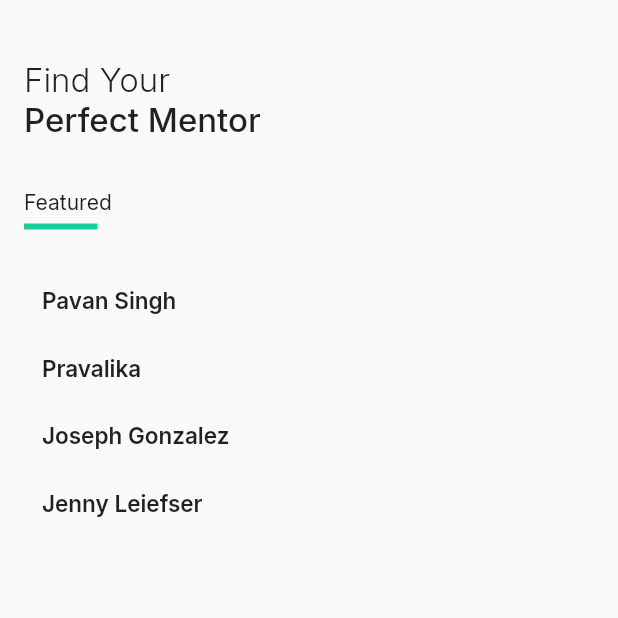
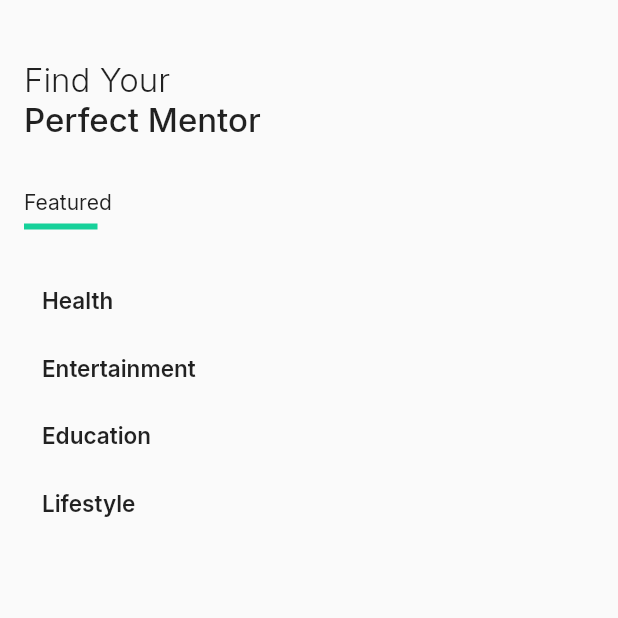
Before and after one commit to pavan-singh-v-1290/deployproj, a Flutter app: the DomainPage screen opened by its route, on a phone screen of 412 x 824 dp, the top half of it. Run offline on Flutter 3.47's test engine with Material 2 defaults, Android fonts, the phone set to English and light mode, and no system bars; our stand-ins replace google_fonts; project files that could hold a hidden picture were left out.

Commit message:
added dynamic domain pages

```diff
--- a/lib/domain_page.dart
+++ b/lib/domain_page.dart
@@ -11,13 +11,13 @@ class DomainPage extends StatelessWidget {
   final DomainModel model;
   List<DomainModel> list = [
     DomainModel(
-        name: "Pavan Singh"),
+        name: "Health"),
     DomainModel(
-        name: "Pravalika"),
+        name: "Entertainment"),
     DomainModel(
-        name: "Joseph Gonzalez"),
+        name: "Education"),
     DomainModel(
-        name: "Jenny Leiefser"),
+        name: "Lifestyle"),
   ];
 
   Widget _category(context) {
@@ -41,7 +41,7 @@ class DomainPage extends StatelessWidget {
     );
   }
 
-  Widget _cards(context, DomainModel model) {
+  Widget _cards(context, DomainModel model, int n) {
     return Padding(
       padding: const EdgeInsets.symmetric(vertical: 12),
       child: GestureDetector(
@@ -49,7 +49,7 @@ class DomainPage extends StatelessWidget {
           Navigator.push(
               context,
               MaterialPageRoute(
-                  builder: (context) => HomePage(model : model)));
+                  builder: (context) => HomePage(n : n)));
         },
         child: Row(
           children: <Widget>[
@@ -103,10 +103,10 @@ class DomainPage extends StatelessWidget {
                         SizedBox(height: 25),
                         _category(context),
                         SizedBox(height: 20),
-                        _cards(context, list[0]),
-                        _cards(context, list[1]),
-                        _cards(context, list[2]),
-                        _cards(context, list[3]),
+                        _cards(context, list[0], 0),
+                        _cards(context, list[1], 1),
+                        _cards(context, list[2], 2),
+                        _cards(context, list[3], 3),
                       ],
                     ))
               ],
--- a/lib/model/mentor_model.dart
+++ b/lib/model/mentor_model.dart
@@ -3,7 +3,7 @@ class MentorModel{
   final String image;
   final String type;
   final double ratings;
-  final double price;
+  final String desc;
 
-  MentorModel({this.name, this.type, this.ratings, this.price, this.image});
+  MentorModel({this.name, this.type, this.ratings, this.image, this.desc});
 }
--- a/lib/profile_page.dart
+++ b/lib/profile_page.dart
@@ -125,7 +125,7 @@ class ProfilePage extends StatelessWidget {
               style: GoogleFonts.inter(
                   fontWeight: FontWeight.w600, fontSize: 15, height: 1.3)),
           SizedBox(height: 5),
-          Text("${Constants.description.substring(0,350)}",
+          Text(model.desc,
               style: GoogleFonts.inter(
                   fontWeight: FontWeight.w300,
                   fontSize: 12,
```
Also changed, not shown: lib/home_page.dart (+111 -16 lines).
